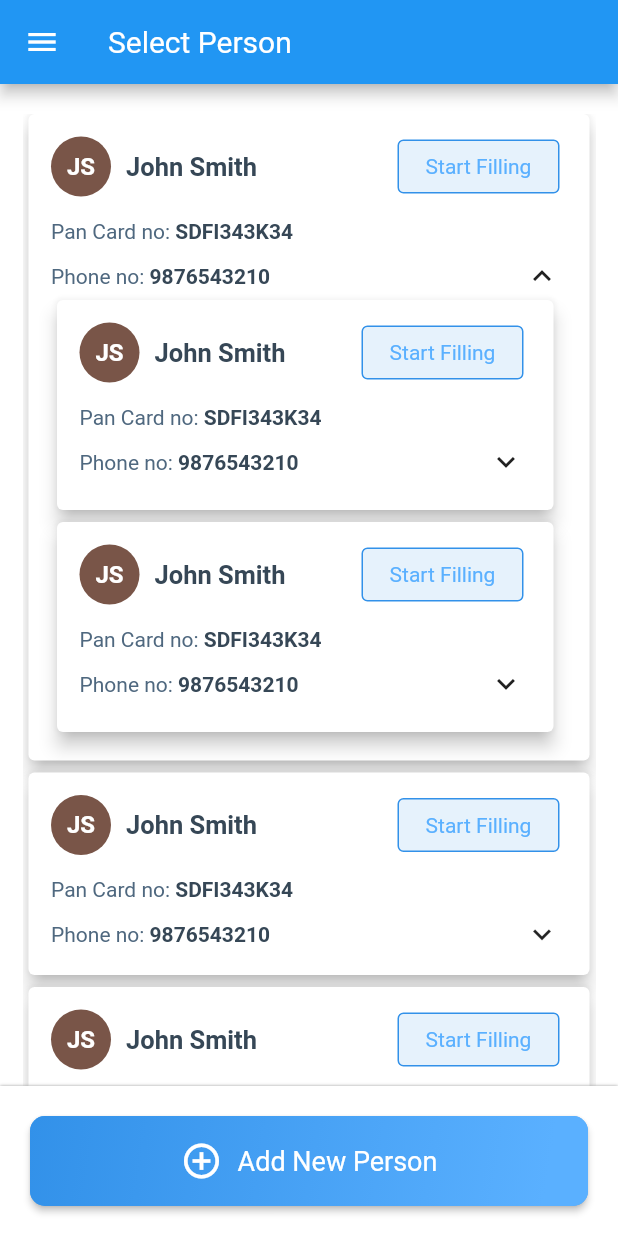
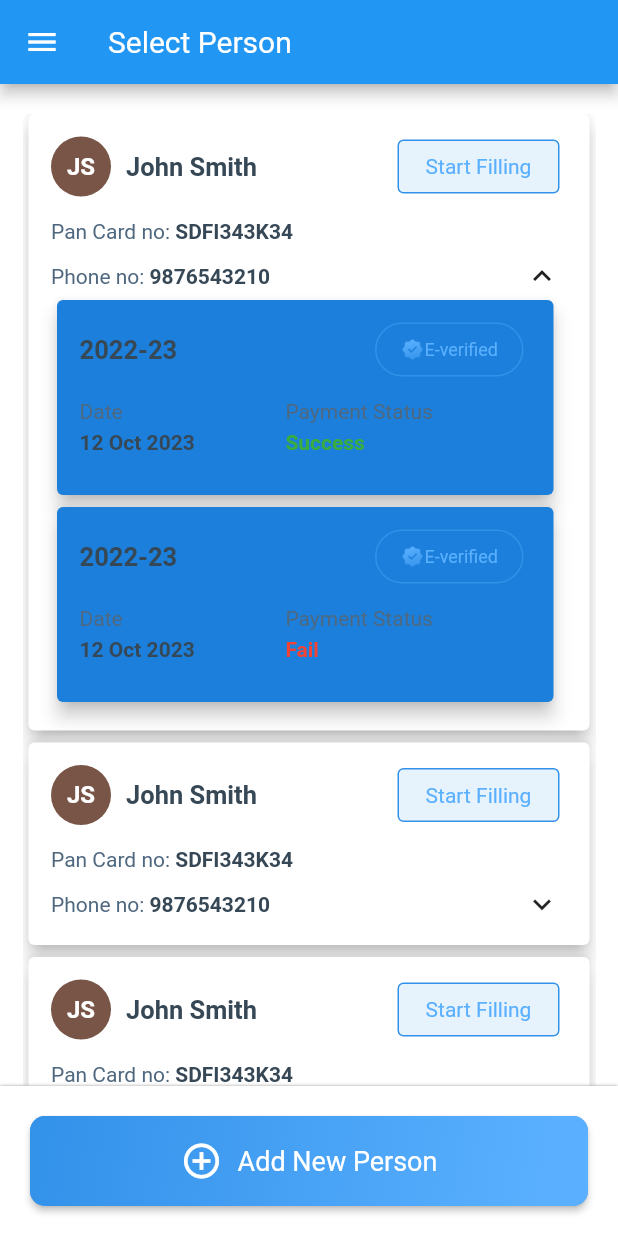
Before and after one commit to null-saurabh/ITR_App, a Flutter app: the SelectPerson screen opened directly, scrolled down 576 dp, after a tap on the "navigate next" icon, on a phone screen of 412 x 824 dp. Run offline on Flutter 3.47's test engine with Material 2 defaults, Android fonts, the light colour scheme and no system bars.

Commit message:
SelectPersonExtension

```diff
--- a/lib/constants.dart
+++ b/lib/constants.dart
@@ -22,7 +22,7 @@ Color selectPersonPageTitleColor =  const Color(0xFF364756);
 Color selectPersonPageSubtitleColor =  const Color(0xFF4F687F);
 LinearGradient appBarColor = blueGradient;
 Color bottomSheetTextColor =Color(0xFF4F687F);
-Color cardExtensionColor = Color(0xFF1B7FDB).withOpacity(0.12);
+Color cardExtensionColor = Color(0xFF1B7FDB);
 
 
 void colorsBasedOnTheme(ThemeMode themeMode) {
@@ -53,7 +53,7 @@ void colorsBasedOnTheme(ThemeMode themeMode) {
     selectPersonPageSubtitleColor =  const Color(0xFF4F687F);
     appBarColor = blueGradient;
     bottomSheetTextColor =Color(0xFF4F687F);
-    Color cardExtensionColor = Color(0xFF1B7FDB).withOpacity(0.12);
+    cardExtensionColor = Color(0xFFF6FAFE);
 
 
   }
--- a/lib/view/screen/select_person.dart
+++ b/lib/view/screen/select_person.dart
@@ -16,8 +16,8 @@ class SelectPerson extends StatefulWidget {
 class _SelectPersonState extends State<SelectPerson> {
   @override
   Widget build(BuildContext context) {
-    // print("1");
     return Scaffold(
+      backgroundColor: Theme.of(context).colorScheme.secondary,
       appBar: AppBar(
         backgroundColor: Theme.of(context).colorScheme.tertiary,
         title: const Text("Select Person"),
--- a/lib/view/utils/card_select_person.dart
+++ b/lib/view/utils/card_select_person.dart
@@ -4,7 +4,7 @@ import 'package:itr_app/constants.dart';
 import 'package:itr_app/view/utils/select_person_extension.dart';
 
 class SelectPersonCard extends StatefulWidget {
-  const SelectPersonCard({
+  const  SelectPersonCard({
     super.key,
   });
 
@@ -15,6 +15,7 @@ class SelectPersonCard extends StatefulWidget {
 class _SelectPersonCardState extends State<SelectPersonCard> with AutomaticKeepAliveClientMixin{
   int quarterTurns = 1;
   bool showExtensions = false;
+  List<bool> paymentStatusList = [true, false, false];
 
   @override
   bool get wantKeepAlive => true;
@@ -23,12 +24,11 @@ class _SelectPersonCardState extends State<SelectPersonCard> with AutomaticKeepA
   Widget build(BuildContext context) {
     super.build(context);
     return Card(
+      color: Theme.of(context).colorScheme.primary,
       elevation: 5,
       child: Padding(
         padding:
             const EdgeInsets.only(top: 15.0, left: 15, right: 20, bottom: 15),
-        child: Container(
-          // height: 110,
         child: Column(
           children: [
             Row(
@@ -37,15 +37,15 @@ class _SelectPersonCardState extends State<SelectPersonCard> with AutomaticKeepA
                 Row(
                   children: [
                     CircleAvatar(
-                        child: Text("JS",
+                      backgroundColor: Colors.primaries[
+                          Random().nextInt(Colors.primaries.length)],
+                      child: const Text("JS",
                           style: TextStyle(
                               color: Colors.white,
                               fontSize: 16,
                               fontWeight: FontWeight.w600)),
-                        backgroundColor: Colors.primaries[
-                            Random().nextInt(Colors.primaries.length)],
                     ),
-                      SizedBox(
+                    const SizedBox(
                       width: 10,
                     ),
                     Text("John Smith",
@@ -59,10 +59,10 @@ class _SelectPersonCardState extends State<SelectPersonCard> with AutomaticKeepA
                   width: 108,
                   height: 36,
                   decoration: BoxDecoration(
-                        border: Border.all(color: Color(0xff3291E9)),
+                      border: Border.all(color: const Color(0xff3291E9)),
                       borderRadius: BorderRadius.circular(4),
-                        color: Color(0xff3291E9).withOpacity(0.12)),
-                    child: Center(
+                      color: const Color(0xff3291E9).withOpacity(0.12)),
+                  child: const Center(
                       child: Text(
                     "Start Filling",
                     style: TextStyle(
@@ -73,7 +73,7 @@ class _SelectPersonCardState extends State<SelectPersonCard> with AutomaticKeepA
                 )
               ],
             ),
-              SizedBox(
+            const SizedBox(
               height: 15,
             ),
             Row(
@@ -90,7 +90,7 @@ class _SelectPersonCardState extends State<SelectPersonCard> with AutomaticKeepA
                         color: selectPersonPageTitleColor)),
               ],
             ),
-              SizedBox(
+            const SizedBox(
               height: 10,
             ),
             Row(
@@ -113,7 +113,7 @@ class _SelectPersonCardState extends State<SelectPersonCard> with AutomaticKeepA
                 RotatedBox(
                     quarterTurns: quarterTurns,
                     child: GestureDetector(
-                        child: Icon(Icons.navigate_next),
+                      child: const Icon(Icons.navigate_next),
                       onTap: () {
                         setState(() {
                           quarterTurns = (quarterTurns == 1) ? 3 : 1;
@@ -128,14 +128,14 @@ class _SelectPersonCardState extends State<SelectPersonCard> with AutomaticKeepA
               child: Column(
                 children:[
                   ...List.generate(2, (index) {
-                        return SelectPersonCardExtension();
-                      }),]
+                      return SelectPersonCardExtension(paymentStatus: paymentStatusList[index],);
+                    })
+                ]
               ),
             ),
           ],
         ),
       ),
-      ),
     );
   }
 }
--- a/lib/view/utils/select_person_extension.dart
+++ b/lib/view/utils/select_person_extension.dart
@@ -1,9 +1,10 @@
-import 'dart:math';
 import 'package:flutter/material.dart';
 import 'package:itr_app/constants.dart';
 
 class SelectPersonCardExtension extends StatelessWidget {
+  final bool paymentStatus;
   const SelectPersonCardExtension({
+    required this.paymentStatus,
     super.key,
   });
 
@@ -11,54 +12,66 @@ class SelectPersonCardExtension extends StatelessWidget {
   @override
   Widget build(BuildContext context) {
     return Card(
+      color: cardExtensionColor,
       elevation: 5,
+
       child: Padding(
         padding: const EdgeInsets.only(top: 15.0,left: 15,right: 20,bottom: 15),
         child: Container(
-          height: 110,
+          height: 100,
           child: Column(
             children: [
               Row(
                 mainAxisAlignment: MainAxisAlignment.spaceBetween,
                 children: [
-                  Row(
-                    children: [
-                      CircleAvatar(child: Text("JS",style: TextStyle(color: Colors.white,fontSize: 16,fontWeight: FontWeight.w600)),backgroundColor: Colors.primaries[Random().nextInt(Colors.primaries.length)],),
-                      SizedBox(width: 10,),
-                      Text("John Smith",style: TextStyle(color: selectPersonPageTitleColor,fontSize: 17,fontWeight: FontWeight.w600)),
-                    ],
-                  ),
+                  Text("2022-23",style: TextStyle(color: selectPersonPageTitleColor,fontSize: 17,fontWeight: FontWeight.w600)),
                   Container(
-                    width: 108,
+                    width: 99,
                     height: 36,
                     decoration: BoxDecoration(
                         border: Border.all(color: Color(0xff3291E9)),
-                        borderRadius: BorderRadius.circular(4),
-                        color:  Color(0xff3291E9).withOpacity(0.12)
+                        borderRadius: BorderRadius.circular(25),
+                        // color:  Color(0xff3291E9).withOpacity(0.12)
                     ),
-                    child: Center(child: Text("Start Filling",style: TextStyle(color:  Color(0xff5AB0FF),fontWeight: FontWeight.w500,fontSize: 14),)),)
+                    child: Row(
+                      mainAxisAlignment: MainAxisAlignment.center,
+                      children: [
+                        Image.asset("assets/images/verify.png",width: 16,height: 16,),
+                        Text("E-verified",style: TextStyle(color:  Color(0xff5AB0FF),fontWeight: FontWeight.w500,fontSize: 12),),
+                      ],
+                    ),)
                 ],
               ),
               SizedBox(height: 15,),
               Row(
+                mainAxisAlignment: MainAxisAlignment.start,
+
                 children: [
-                  Text("Pan Card no: ",style: TextStyle(color: selectPersonPageSubtitleColor,fontSize: 14,fontWeight: FontWeight.w400)),
-                  Text("SDFI343K34",style: TextStyle(fontSize: 14,fontWeight: FontWeight.w600,color: selectPersonPageTitleColor)),
+                  Column(
+                    crossAxisAlignment: CrossAxisAlignment.start,
+                    children: [
+                      Text("Date",style: TextStyle(color: selectPersonPageSubtitleColor,fontSize: 14,fontWeight: FontWeight.w400)),
+                      SizedBox(height: 5),
+                      Text("12 Oct 2023",style: TextStyle(fontSize: 14,fontWeight: FontWeight.w600,color: selectPersonPageTitleColor)),
+                    ],
+                  ),
+                  Expanded(
+                    child: Align(
+                      alignment: Alignment.center,
+                      child: Column(
+                        crossAxisAlignment: CrossAxisAlignment.start,
+                        children: [
+                          Text("Payment Status",style: TextStyle(color: selectPersonPageSubtitleColor,fontSize: 14,fontWeight: FontWeight.w400)),
+                          SizedBox(height: 5),
+                          paymentStatus
+                          ?Text("Success",style: TextStyle(fontSize: 14,fontWeight: FontWeight.w600,color: Color(0xff39AD3E)))
+                              :Text("Fail",style: TextStyle(fontSize: 14,fontWeight: FontWeight.w600,color: Colors.red))
+                        ],
+                      ),
+                    ),
+                  )
                 ],
               ),
-              SizedBox(height: 10,),
-              Row(
-                mainAxisAlignment: MainAxisAlignment.spaceBetween,
-                children: [
-                  Row(
-                    children: [
-                      Text("Phone no: ",style: TextStyle(color: selectPersonPageSubtitleColor,fontSize: 14,fontWeight: FontWeight.w400)),
-                      Text("9876543210",style: TextStyle(fontSize: 14,fontWeight: FontWeight.w600,color: selectPersonPageTitleColor)),
-
-                    ],
-                  ),
-                  RotatedBox(quarterTurns: 1,child: Icon(Icons.navigate_next)),
-                ],),
             ],
           ),
         ),
```
Also changed, not shown: assets/images/verify.png (added). Lines whose indentation alone changed are shown as unchanged.
